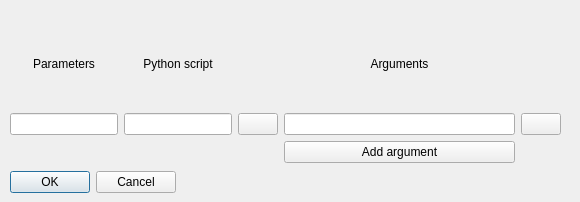
Above: core/ReadPythonPlugin/pythonscriptswindow.ui from HDominguezD/TFG before the change. Below: the same form after it.
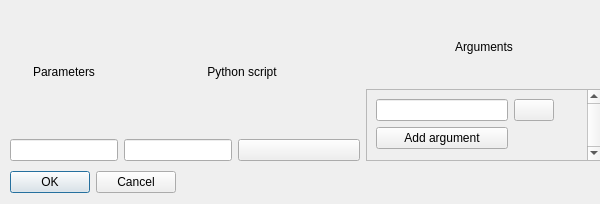
That is the form after the change.

Commit message: scroll area and key controls added

The edit to the form file:
```diff
--- a/core/ReadPythonPlugin/pythonscriptswindow.ui
+++ b/core/ReadPythonPlugin/pythonscriptswindow.ui
@@ -6,8 +6,8 @@
    <rect>
     <x>0</x>
     <y>0</y>
-    <width>580</width>
-    <height>202</height>
+    <width>600</width>
+    <height>204</height>
    </rect>
   </property>
   <property name="sizePolicy">
@@ -20,95 +20,6 @@
    <string>Execute Python Script</string>
   </property>
   <widget class="QWidget" name="centralwidget">
-   <widget class="QWidget" name="gridLayoutWidget">
-    <property name="geometry">
-     <rect>
-      <x>10</x>
-      <y>20</y>
-      <width>551</width>
-      <height>143</height>
-     </rect>
-    </property>
-    <layout class="QGridLayout" name="gridLayout">
-     <property name="sizeConstraint">
-      <enum>QLayout::SetMinimumSize</enum>
-     </property>
-     <item row="2" column="1">
-      <widget class="QLineEdit" name="scriptLineEdit">
-       <property name="sizePolicy">
-        <sizepolicy hsizetype="Fixed" vsizetype="Fixed">
-         <horstretch>0</horstretch>
-         <verstretch>0</verstretch>
-        </sizepolicy>
-       </property>
-      </widget>
-     </item>
-     <item row="0" column="1">
-      <widget class="QLabel" name="scriptLabel">
-       <property name="text">
-        <string>Python script</string>
-       </property>
-       <property name="alignment">
-        <set>Qt::AlignCenter</set>
-       </property>
-      </widget>
-     </item>
-     <item row="2" column="4">
-      <widget class="QPushButton" name="openFileButton">
-       <property name="text">
-        <string/>
-       </property>
-      </widget>
-     </item>
-     <item row="2" column="0">
-      <widget class="QLineEdit" name="parametersLineEdit">
-       <property name="sizePolicy">
-        <sizepolicy hsizetype="Fixed" vsizetype="Fixed">
-         <horstretch>0</horstretch>
-         <verstretch>0</verstretch>
-        </sizepolicy>
-       </property>
-      </widget>
-     </item>
-     <item row="2" column="2">
-      <widget class="QPushButton" name="openScriptButton">
-       <property name="text">
-        <string/>
-       </property>
-      </widget>
-     </item>
-     <item row="0" column="3">
-      <widget class="QLabel" name="argumentsLabel">
-       <property name="text">
-        <string>Arguments</string>
-       </property>
-       <property name="alignment">
-        <set>Qt::AlignCenter</set>
-       </property>
-      </widget>
-     </item>
-     <item row="0" column="0">
-      <widget class="QLabel" name="parametersLabel">
-       <property name="text">
-        <string>Parameters</string>
-       </property>
-       <property name="alignment">
-        <set>Qt::AlignCenter</set>
-       </property>
-      </widget>
-     </item>
-     <item row="2" column="3">
-      <widget class="QLineEdit" name="argumentsLineEdit"/>
-     </item>
-     <item row="3" column="3">
-      <widget class="QPushButton" name="addArgumentButton">
-       <property name="text">
-        <string>Add argument</string>
-       </property>
-      </widget>
-     </item>
-    </layout>
-   </widget>
    <widget class="QDialogButtonBox" name="CancelOkbuttonBox">
     <property name="geometry">
      <rect>
@@ -128,6 +39,167 @@
      <bool>true</bool>
     </property>
    </widget>
+   <widget class="QWidget" name="horizontalLayoutWidget">
+    <property name="geometry">
+     <rect>
+      <x>10</x>
+      <y>10</y>
+      <width>592</width>
+      <height>151</height>
+     </rect>
+    </property>
+    <layout class="QHBoxLayout" name="horizontalLayout_2">
+     <item>
+      <layout class="QVBoxLayout" name="verticalLayout_3">
+       <item>
+        <widget class="QLabel" name="parametersLabel">
+         <property name="text">
+          <string>Parameters</string>
+         </property>
+         <property name="alignment">
+          <set>Qt::AlignCenter</set>
+         </property>
+        </widget>
+       </item>
+       <item>
+        <layout class="QHBoxLayout" name="horizontalLayout_5">
+         <item>
+          <widget class="QLineEdit" name="parametersLineEdit">
+           <property name="sizePolicy">
+            <sizepolicy hsizetype="Fixed" vsizetype="Fixed">
+             <horstretch>0</horstretch>
+             <verstretch>0</verstretch>
+            </sizepolicy>
+           </property>
+           <property name="alignment">
+            <set>Qt::AlignCenter</set>
+           </property>
+          </widget>
+         </item>
+        </layout>
+       </item>
+      </layout>
+     </item>
+     <item>
+      <layout class="QVBoxLayout" name="verticalLayout_2">
+       <item>
+        <widget class="QLabel" name="scriptLabel">
+         <property name="text">
+          <string>Python script</string>
+         </property>
+         <property name="alignment">
+          <set>Qt::AlignCenter</set>
+         </property>
+        </widget>
+       </item>
+       <item>
+        <layout class="QHBoxLayout" name="horizontalLayout_4">
+         <item>
+          <widget class="QLineEdit" name="scriptLineEdit">
+           <property name="sizePolicy">
+            <sizepolicy hsizetype="Fixed" vsizetype="Fixed">
+             <horstretch>0</horstretch>
+             <verstretch>0</verstretch>
+            </sizepolicy>
+           </property>
+          </widget>
+         </item>
+         <item>
+          <widget class="QPushButton" name="openScriptButton">
+           <property name="text">
+            <string/>
+           </property>
+          </widget>
+         </item>
+        </layout>
+       </item>
+      </layout>
+     </item>
+     <item>
+      <layout class="QVBoxLayout" name="verticalLayout">
+       <item>
+        <widget class="QLabel" name="argumentsLabel">
+         <property name="text">
+          <string>Arguments</string>
+         </property>
+         <property name="alignment">
+          <set>Qt::AlignCenter</set>
+         </property>
+        </widget>
+       </item>
+       <item>
+        <widget class="QScrollArea" name="scrollArea">
+         <property name="sizePolicy">
+          <sizepolicy hsizetype="Preferred" vsizetype="Preferred">
+           <horstretch>0</horstretch>
+           <verstretch>0</verstretch>
+          </sizepolicy>
+         </property>
+         <property name="verticalScrollBarPolicy">
+          <enum>Qt::ScrollBarAlwaysOn</enum>
+         </property>
+         <property name="horizontalScrollBarPolicy">
+          <enum>Qt::ScrollBarAlwaysOff</enum>
+         </property>
+         <property name="widgetResizable">
+          <bool>false</bool>
+         </property>
+         <widget class="QWidget" name="scrollAreaWidgetContents_2">
+          <property name="geometry">
+           <rect>
+            <x>0</x>
+            <y>0</y>
+            <width>196</width>
+            <height>68</height>
+           </rect>
+          </property>
+          <layout class="QGridLayout" name="gridLayout_3">
+           <item row="0" column="0">
+            <layout class="QGridLayout" name="gridLayout">
+             <item row="0" column="0">
+              <widget class="QLineEdit" name="argumentsLineEdit"/>
+             </item>
+             <item row="0" column="1">
+              <widget class="QPushButton" name="openFileButton">
+               <property name="text">
+                <string/>
+               </property>
+              </widget>
+             </item>
+             <item row="1" column="0">
+              <widget class="QPushButton" name="addArgumentButton">
+               <property name="text">
+                <string>Add argument</string>
+               </property>
+              </widget>
+             </item>
+            </layout>
+           </item>
+          </layout>
+         </widget>
+        </widget>
+       </item>
+      </layout>
+     </item>
+    </layout>
+   </widget>
+   <widget class="QWidget" name="widget_2" native="true">
+    <property name="geometry">
+     <rect>
+      <x>190</x>
+      <y>210</y>
+      <width>209</width>
+      <height>91</height>
+     </rect>
+    </property>
+    <property name="sizePolicy">
+     <sizepolicy hsizetype="MinimumExpanding" vsizetype="MinimumExpanding">
+      <horstretch>0</horstretch>
+      <verstretch>0</verstretch>
+     </sizepolicy>
+    </property>
+    <layout class="QGridLayout" name="gridLayout_2"/>
+   </widget>
   </widget>
  </widget>
  <resources/>
```
The commit also changes 10 other files.
